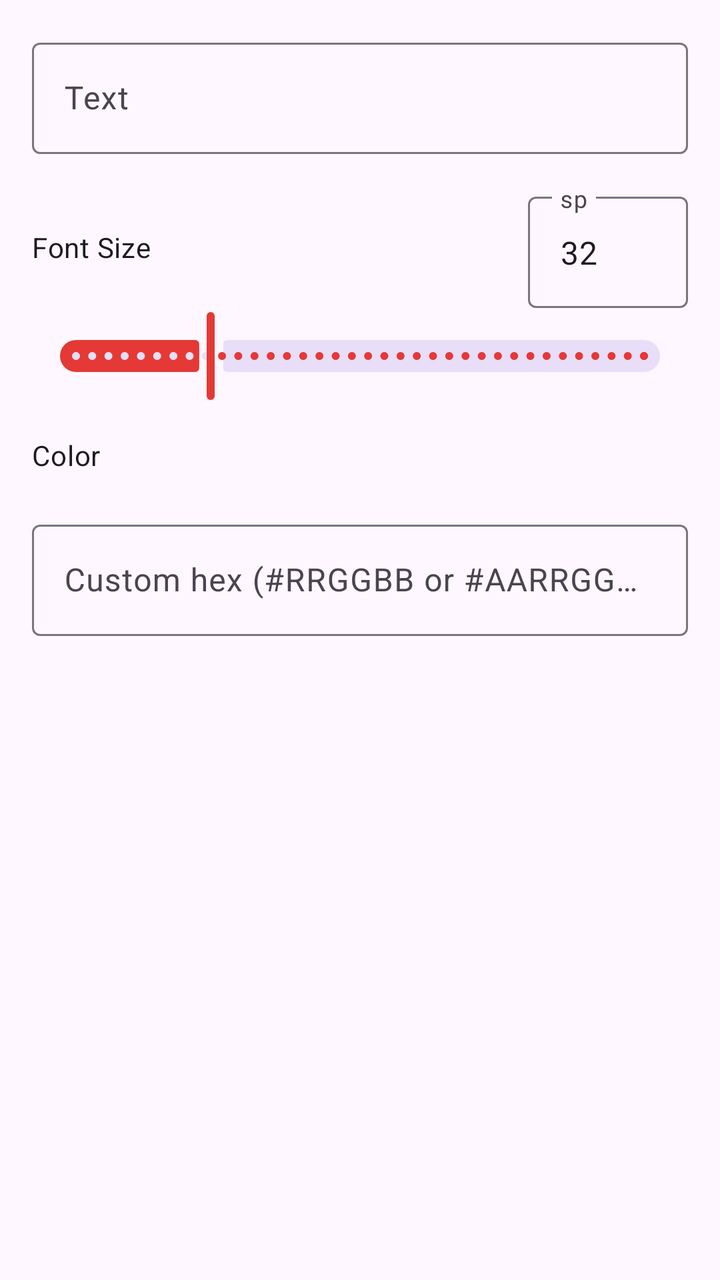
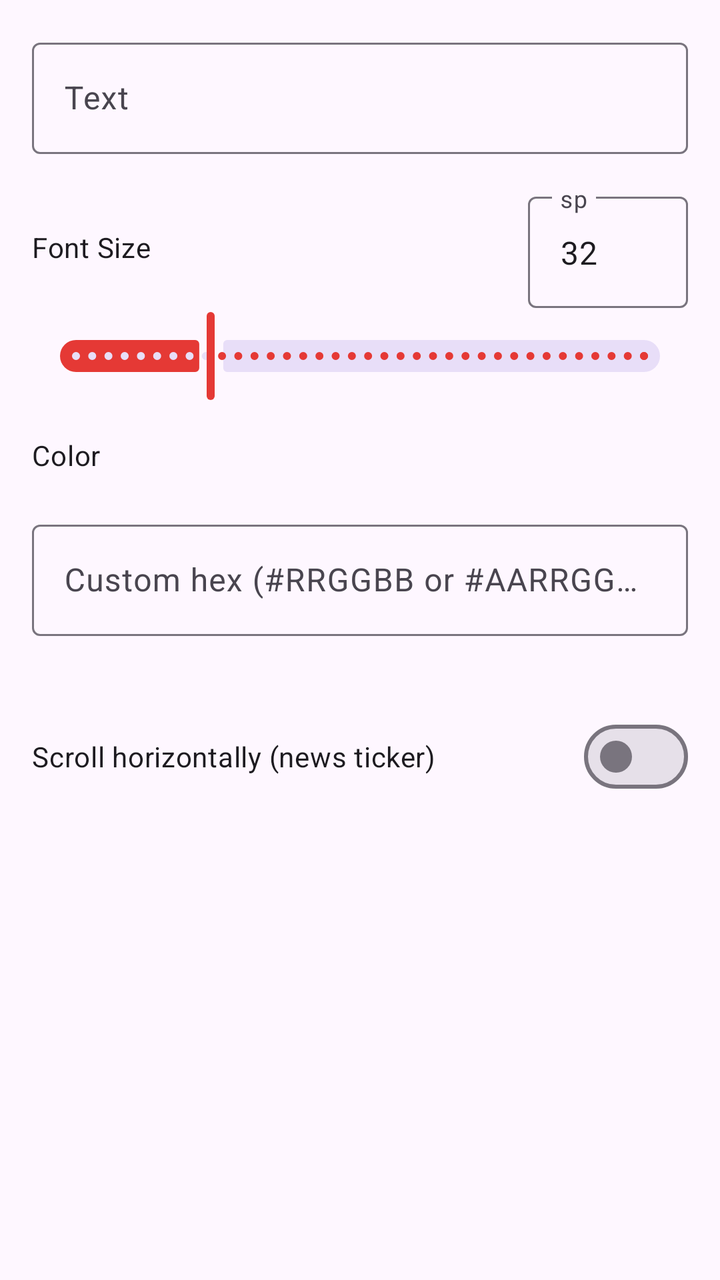

An Android layout rendered at two revisions. The XML below is the earlier revision; the diff shows what the commit changed to produce the second picture.
<!-- AndroidManifest.xml: application theme Theme.StreamForge -->
<!-- res/layout/dialog_text_overlay.xml -->
<?xml version="1.0" encoding="utf-8"?>
<ScrollView xmlns:android="http://schemas.android.com/apk/res/android"
    xmlns:app="http://schemas.android.com/apk/res-auto"
    android:layout_width="match_parent"
    android:layout_height="wrap_content">

    <LinearLayout
        android:layout_width="match_parent"
        android:layout_height="wrap_content"
        android:orientation="vertical"
        android:padding="16dp">

        <com.google.android.material.textfield.TextInputLayout
            android:id="@+id/tilText"
            android:layout_width="match_parent"
            android:layout_height="wrap_content"
            android:hint="@string/text_content_label">

            <com.google.android.material.textfield.TextInputEditText
                android:id="@+id/etText"
                android:layout_width="match_parent"
                android:layout_height="wrap_content"
                android:inputType="text|textMultiLine"
                android:maxLines="3" />
        </com.google.android.material.textfield.TextInputLayout>

        <LinearLayout
            android:layout_width="match_parent"
            android:layout_height="wrap_content"
            android:layout_marginTop="16dp"
            android:gravity="center_vertical"
            android:orientation="horizontal">

            <TextView
                android:id="@+id/tvFontSizeLabel"
                android:layout_width="0dp"
                android:layout_height="wrap_content"
                android:layout_weight="1"
                android:text="@string/font_size_label"
                android:textAppearance="?attr/textAppearanceBodyMedium" />

            <com.google.android.material.textfield.TextInputLayout
                android:id="@+id/tilFontSize"
                android:layout_width="80dp"
                android:layout_height="wrap_content"
                android:hint="sp"
                app:errorEnabled="false">

                <com.google.android.material.textfield.TextInputEditText
                    android:id="@+id/etFontSize"
                    android:layout_width="match_parent"
                    android:layout_height="wrap_content"
                    android:inputType="number"
                    android:maxLength="3"
                    android:text="32" />
            </com.google.android.material.textfield.TextInputLayout>
        </LinearLayout>

        <com.google.android.material.slider.Slider
            android:id="@+id/sliderFontSize"
            android:layout_width="match_parent"
            android:layout_height="wrap_content"
            android:stepSize="2"
            android:value="32"
            android:valueFrom="12"
            android:valueTo="96" />

        <TextView
            android:layout_width="wrap_content"
            android:layout_height="wrap_content"
            android:layout_marginTop="16dp"
            android:text="@string/color_label"
            android:textAppearance="?attr/textAppearanceBodyMedium" />

        <GridLayout
            android:id="@+id/colorGrid"
            android:layout_width="match_parent"
            android:layout_height="wrap_content"
            android:layout_marginTop="8dp"
            android:columnCount="6" />

        <com.google.android.material.textfield.TextInputLayout
            android:id="@+id/tilHex"
            android:layout_width="match_parent"
            android:layout_height="wrap_content"
            android:layout_marginTop="12dp"
            android:hint="@string/custom_hex_color_hint"
            app:errorEnabled="true">

            <com.google.android.material.textfield.TextInputEditText
                android:id="@+id/etHex"
                android:layout_width="match_parent"
                android:layout_height="wrap_content"
                android:inputType="textCapCharacters|textNoSuggestions"
                android:maxLength="9"
                android:singleLine="true" />
        </com.google.android.material.textfield.TextInputLayout>

    </LinearLayout>
</ScrollView>
<!-- resources referenced by this layout -->
<resources>
  <string name="color_label">Color</string>
  <string name="custom_hex_color_hint">Custom hex (#RRGGBB or #AARRGGBB)</string>
  <string name="font_size_label">Font Size</string>
  <string name="text_content_label">Text</string>
  <style name="Theme.StreamForge" parent="Theme.Material3.DayNight.NoActionBar">
          <item name="colorPrimary">@color/brand_primary</item>
          <item name="colorPrimaryVariant">@color/brand_primary_dark</item>
          <item name="colorSecondary">@color/brand_secondary</item>
          <item name="android:windowLightStatusBar" tools:targetApi="m">false</item>
          <item name="android:statusBarColor">@color/surface_dark</item>
      </style>
  <color name="brand_primary">#E53935</color>
  <color name="brand_primary_dark">#B71C1C</color>
  <color name="brand_secondary">#FF7043</color>
  <color name="surface_dark">#121212</color>
</resources>

<!-- the commit's change to res/layout/dialog_text_overlay.xml (unified diff, before → after) -->
@@ -96,5 +96,12 @@
                 android:singleLine="true" />
         </com.google.android.material.textfield.TextInputLayout>
 
+        <com.google.android.material.materialswitch.MaterialSwitch
+            android:id="@+id/switchScroll"
+            android:layout_width="match_parent"
+            android:layout_height="wrap_content"
+            android:layout_marginTop="16dp"
+            android:text="@string/text_scroll_label" />
+
     </LinearLayout>
 </ScrollView>
<!-- resource entries referenced after the edit -->
@@ -4,6 +4,7 @@
   <string name="custom_hex_color_hint">Custom hex (#RRGGBB or #AARRGGBB)</string>
   <string name="font_size_label">Font Size</string>
   <string name="text_content_label">Text</string>
+  <string name="text_scroll_label">Scroll horizontally (news ticker)</string>
   <style name="Theme.StreamForge" parent="Theme.Material3.DayNight.NoActionBar">
           <item name="colorPrimary">@color/brand_primary</item>
           <item name="colorPrimaryVariant">@color/brand_primary_dark</item>
